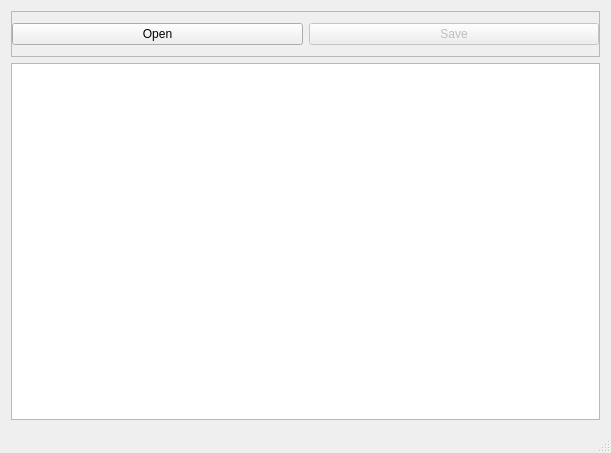
Before: the Qt Designer form 3dvision/UI/mainwindow.ui in zlogic/cybervision, drawn with Qt 5.
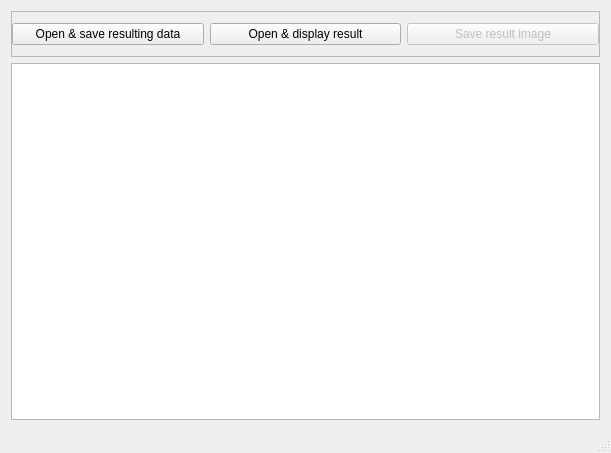
After: the same form once the commit is applied.

```diff
--- a/3dvision/UI/mainwindow.ui
+++ b/3dvision/UI/mainwindow.ui
@@ -30,10 +30,17 @@
        <property name="rightMargin">
         <number>0</number>
        </property>
+       <item>
+        <widget class="QPushButton" name="pushButton_3">
+         <property name="text">
+          <string>Open &amp;&amp; save resulting data</string>
+         </property>
+        </widget>
+       </item>
        <item>
         <widget class="QPushButton" name="pushButton">
          <property name="text">
-          <string>Open</string>
+          <string>Open &amp;&amp; display result</string>
          </property>
         </widget>
        </item>
@@ -43,7 +50,7 @@
           <bool>false</bool>
          </property>
          <property name="text">
-          <string>Save</string>
+          <string>Save result image</string>
          </property>
         </widget>
        </item>
```
